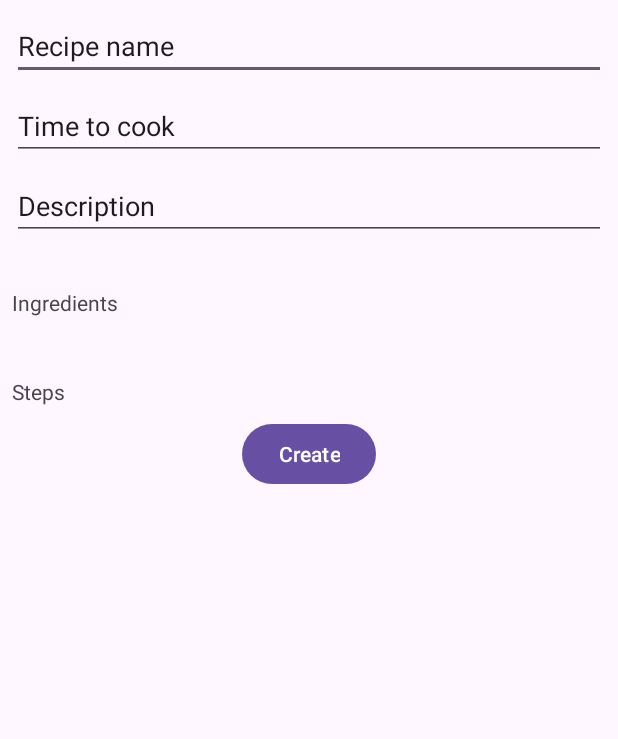
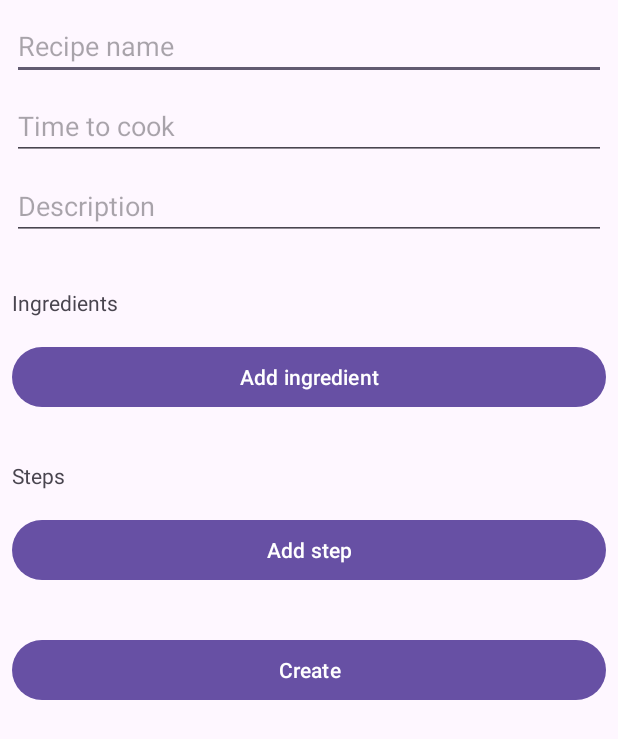
Before and after one commit to paolalenti/Book-of-recipes, an Android app: the fragment RecipeEditorFragment shown on its own in the app's theme, on a phone screen of 412 x 824 dp. Shown: the top 739 px of the screen. Run offline under Robolectric (Android 15) with nearby library versions, the phone set to English and light mode, and no system bars; our stand-ins replace Room's generated code; 2 statements that could not run were skipped.

Commit message:
Updated Ingredient db model Added singleton methods to RecipesDatabase Added editor fragment

```diff
--- a/app/src/main/java/com/example/bookofrecipes/data/db/RecipesDatabase.kt
+++ b/app/src/main/java/com/example/bookofrecipes/data/db/RecipesDatabase.kt
@@ -1,6 +1,8 @@
 package com.example.bookofrecipes.data.db
 
+import android.content.Context
 import androidx.room.Database
+import androidx.room.Room
 import androidx.room.RoomDatabase
 import com.example.bookofrecipes.data.dao.IngredientDao
 import com.example.bookofrecipes.data.dao.IngredientQuantityDao
@@ -23,4 +25,16 @@ abstract class RecipesDatabase : RoomDatabase() {
     abstract fun recipeStepDao(): RecipeStepDao
     abstract fun ingredientDao(): IngredientDao
     abstract fun ingredientQuantityDao(): IngredientQuantityDao
+
+    companion object {
+        @Volatile
+        private var instance: RecipesDatabase? = null
+
+        fun getInstance(context: Context): RecipesDatabase = instance ?: synchronized(this) {
+            instance ?: build(context).also { instance = it }
+        }
+
+        private fun build(context: Context): RecipesDatabase =
+            Room.databaseBuilder(context, RecipesDatabase::class.java, "recipes_db").allowMainThreadQueries().build()
+    }
 }
--- a/app/src/main/java/com/example/bookofrecipes/data/models/Ingredient.kt
+++ b/app/src/main/java/com/example/bookofrecipes/data/models/Ingredient.kt
@@ -2,8 +2,9 @@ package com.example.bookofrecipes.data.models
 
 import androidx.room.Entity
 import androidx.room.PrimaryKey
+import androidx.room.Index
 
-@Entity(tableName="ingredients")
+@Entity(tableName = "ingredients", indices = [Index(value = ["name"], unique = true)])
 data class Ingredient(
     @PrimaryKey(autoGenerate = true) val id: Long = 0,
     val name: String
--- a/app/src/main/java/com/example/bookofrecipes/fragments/HomeFragment.kt
+++ b/app/src/main/java/com/example/bookofrecipes/fragments/HomeFragment.kt
@@ -37,7 +37,11 @@ class HomeFragment : Fragment(R.layout.fragment_home) {
             )
             rvRecipe.adapter = adapter
             rvRecipe.layoutManager = LinearLayoutManager(requireContext())
-
+            btCreateNewRecipe.setOnClickListener {
+                findNavController().navigate(
+                    resId = R.id.action_homeFragment_to_recipeEditorFragment
+                )
+            }
         }
     }
 
--- a/app/src/main/java/com/example/bookofrecipes/fragments/RecipeEditorFragment.kt
+++ b/app/src/main/java/com/example/bookofrecipes/fragments/RecipeEditorFragment.kt
@@ -3,15 +3,42 @@ package com.example.bookofrecipes.fragments
 import android.os.Bundle
 import androidx.fragment.app.Fragment
 import android.view.View
+import androidx.recyclerview.widget.LinearLayoutManager
 import com.example.bookofrecipes.R
+import com.example.bookofrecipes.data.db.RecipesDatabase
 import com.example.bookofrecipes.databinding.FragmentRecipeEditorBinding
+import com.example.bookofrecipes.recyclers.editor.ingredient.IngredientQuantityFormData
+import com.example.bookofrecipes.recyclers.editor.ingredient.IngredientsListAdapter
+import com.example.bookofrecipes.recyclers.editor.step.StepsListAdapter
 
 
 class RecipeEditorFragment : Fragment(R.layout.fragment_recipe_editor) {
     private var binding: FragmentRecipeEditorBinding? = null
+    private lateinit var db: RecipesDatabase
+    private lateinit var ingredientsAdapter: IngredientsListAdapter
+    private lateinit var stepsAdapter: StepsListAdapter
+
+    override fun onCreate(savedInstanceState: Bundle?) {
+        super.onCreate(savedInstanceState)
+        db = RecipesDatabase.getInstance(requireContext())
+        ingredientsAdapter = IngredientsListAdapter(items = arrayListOf<IngredientQuantityFormData>(), db = db)
+        stepsAdapter = StepsListAdapter(items = arrayListOf<String?>())
+    }
 
     override fun onViewCreated(view: View, savedInstanceState: Bundle?) {
         super.onViewCreated(view, savedInstanceState)
         binding = FragmentRecipeEditorBinding.bind(view)
+        binding?.run {
+            rvIngredients.adapter = ingredientsAdapter
+            rvIngredients.layoutManager = LinearLayoutManager(context)
+            btAddIngredient.setOnClickListener {
+                ingredientsAdapter.add()
+            }
+            rvSteps.layoutManager = LinearLayoutManager(context)
+            rvSteps.adapter = stepsAdapter
+            btAddStep.setOnClickListener {
+                stepsAdapter.add()
+            }
+        }
     }
 }
--- /dev/null
+++ b/app/src/main/java/com/example/bookofrecipes/recyclers/editor/ingredient/IngredientQuantityFormData.kt
@@ -0,0 +1,6 @@
+package com.example.bookofrecipes.recyclers.editor.ingredient
+
+data class IngredientQuantityFormData(
+    var name: String = "",
+    var quantity: String? = null
+)
--- /dev/null
+++ b/app/src/main/java/com/example/bookofrecipes/recyclers/editor/ingredient/IngredientsListAdapter.kt
@@ -0,0 +1,79 @@
+package com.example.bookofrecipes.recyclers.editor.ingredient
+
+import android.view.LayoutInflater
+import android.view.ViewGroup
+import androidx.recyclerview.widget.ItemTouchHelper
+import androidx.recyclerview.widget.RecyclerView
+import com.example.bookofrecipes.data.db.RecipesDatabase
+import com.example.bookofrecipes.data.models.IngredientQuantity
+import com.example.bookofrecipes.databinding.ItemEditorIngredientBinding
+import com.example.bookofrecipes.recyclers.editor.step.StepHolder
+
+class IngredientsListAdapter(
+    private var items: ArrayList<IngredientQuantityFormData>, private val db: RecipesDatabase
+) : RecyclerView.Adapter<IngredientHolder>() {
+    private var view: RecyclerView? = null
+
+    private val inputTouchHelper = ItemTouchHelper(object : ItemTouchHelper.SimpleCallback(
+        ItemTouchHelper.UP or ItemTouchHelper.DOWN, ItemTouchHelper.LEFT
+    ) {
+        override fun onMove(
+            recyclerView: RecyclerView,
+            viewHolder: RecyclerView.ViewHolder,
+            target: RecyclerView.ViewHolder
+        ): Boolean {
+            val viewIndex = viewHolder.adapterPosition
+            val targetIndex = target.adapterPosition
+            items[viewIndex] = items[targetIndex].also { items[targetIndex] = items[viewIndex] }
+            notifyItemMoved(viewIndex, targetIndex)
+            return true
+        }
+
+        override fun onSwiped(viewHolder: RecyclerView.ViewHolder, direction: Int) {
+            items.removeAt(viewHolder.adapterPosition)
+            notifyItemRemoved(viewHolder.adapterPosition)
+            (viewHolder as IngredientHolder).clear()
+        }
+    })
+
+    override fun onAttachedToRecyclerView(recyclerView: RecyclerView) {
+        super.onAttachedToRecyclerView(recyclerView)
+        view = recyclerView
+        inputTouchHelper.attachToRecyclerView(recyclerView)
+    }
+
+    override fun onCreateViewHolder(parent: ViewGroup, viewType: Int): IngredientHolder =
+        IngredientHolder(binding = ItemEditorIngredientBinding.inflate(
+            LayoutInflater.from(parent.context), parent, false
+        ), db = db, onNameChanged = { it: Int, text: String? ->
+            if (it < items.size)
+                items[it].name = text.orEmpty()
+
+        }, onQuantityChanged = { it: Int, text: String? ->
+            if (it < items.size)
+                items[it].quantity = text
+        })
+
+    fun add() {
+        val newIt = items.size
+        items.add(IngredientQuantityFormData())
+        notifyItemInserted(newIt)
+    }
+
+    fun addItemsToDb(recipeId: Long) {
+        items.map {
+            val ingredient = db.ingredientDao().getByName(it.name)
+            db.ingredientQuantityDao().insert(
+                IngredientQuantity(
+                    recipeId = recipeId, ingredientId = ingredient.id, quantity = it.quantity
+                )
+            )
+        }
+    }
+
+    override fun getItemCount(): Int = items.size
+
+    override fun onBindViewHolder(holder: IngredientHolder, position: Int) {
+        holder.onBind(position, items.elementAtOrNull(position))
+    }
+}
--- /dev/null
+++ b/app/src/main/res/drawable/baseline_drag_indicator_24.xml
@@ -0,0 +1,5 @@
+<vector xmlns:android="http://schemas.android.com/apk/res/android" android:height="24dp" android:tint="#000000" android:viewportHeight="24" android:viewportWidth="24" android:width="24dp">
+
+    <path android:fillColor="@android:color/white" android:pathData="M11,18c0,1.1 -0.9,2 -2,2s-2,-0.9 -2,-2 0.9,-2 2,-2 2,0.9 2,2zM9,10c-1.1,0 -2,0.9 -2,2s0.9,2 2,2 2,-0.9 2,-2 -0.9,-2 -2,-2zM9,4c-1.1,0 -2,0.9 -2,2s0.9,2 2,2 2,-0.9 2,-2 -0.9,-2 -2,-2zM15,8c1.1,0 2,-0.9 2,-2s-0.9,-2 -2,-2 -2,0.9 -2,2 0.9,2 2,2zM15,10c-1.1,0 -2,0.9 -2,2s0.9,2 2,2 2,-0.9 2,-2 -0.9,-2 -2,-2zM15,16c-1.1,0 -2,0.9 -2,2s0.9,2 2,2 2,-0.9 2,-2 -0.9,-2 -2,-2z"/>
+
+</vector>
--- a/app/src/main/res/layout/fragment_home.xml
+++ b/app/src/main/res/layout/fragment_home.xml
@@ -30,7 +30,7 @@
         tools:listitem="@layout/item_recipe" />
 
     <androidx.appcompat.widget.AppCompatButton
-        android:id="@+id/button"
+        android:id="@+id/btCreateNewRecipe"
         android:layout_width="56dp"
         android:layout_height="56dp"
         android:text="@string/main_menu_add_button"
--- a/app/src/main/res/layout/fragment_recipe_editor.xml
+++ b/app/src/main/res/layout/fragment_recipe_editor.xml
@@ -4,6 +4,7 @@
     xmlns:tools="http://schemas.android.com/tools"
     android:layout_width="match_parent"
     android:layout_height="match_parent">
+
     <androidx.constraintlayout.widget.ConstraintLayout
         android:id="@+id/clEditorLayout"
         android:layout_width="match_parent"
@@ -17,9 +18,9 @@
             android:layout_height="wrap_content"
             android:layout_margin="8dp"
             android:ems="10"
+            android:hint="@string/editor_recipe_name"
             android:importantForAutofill="no"
             android:inputType="text"
-            android:text="@string/editor_recipe_name"
             app:layout_constraintEnd_toEndOf="parent"
             app:layout_constraintStart_toStartOf="parent"
             app:layout_constraintTop_toTopOf="parent"
@@ -31,9 +32,9 @@
             android:layout_height="wrap_content"
             android:layout_margin="8dp"
             android:ems="10"
+            android:hint="@string/editor_recipe_time"
             android:importantForAutofill="no"
             android:inputType="text"
-            android:text="@string/editor_recipe_time"
             app:layout_constraintEnd_toEndOf="parent"
             app:layout_constraintStart_toStartOf="parent"
             app:layout_constraintTop_toBottomOf="@id/et_recipe_name"
@@ -45,9 +46,9 @@
             android:layout_height="wrap_content"
             android:layout_margin="8dp"
             android:ems="10"
+            android:hint="@string/editor_recipe_description"
             android:importantForAutofill="no"
             android:inputType="textMultiLine"
-            android:text="@string/editor_recipe_description"
             app:layout_constraintEnd_toEndOf="parent"
             app:layout_constraintStart_toStartOf="parent"
             app:layout_constraintTop_toBottomOf="@id/et_recipe_time"
@@ -75,6 +76,16 @@
             app:layout_constraintTop_toBottomOf="@+id/tv_ingredients_label"
             tools:listitem="@layout/item_editor_ingredient" />
 
+        <Button
+            android:id="@+id/bt_add_ingredient"
+            android:layout_margin="8dp"
+            android:layout_width="0dp"
+            android:layout_height="wrap_content"
+            android:text="@string/editor_add_ingredient"
+            app:layout_constraintEnd_toEndOf="parent"
+            app:layout_constraintStart_toStartOf="parent"
+            app:layout_constraintTop_toBottomOf="@id/rv_ingredients" />
+
         <TextView
             android:id="@+id/tv_steps_label"
             android:layout_width="0dp"
@@ -84,9 +95,10 @@
             android:text="@string/editor_steps_label"
             app:layout_constraintEnd_toEndOf="parent"
             app:layout_constraintStart_toStartOf="parent"
-            app:layout_constraintTop_toBottomOf="@id/rv_ingredients" />
+            app:layout_constraintTop_toBottomOf="@id/bt_add_ingredient" />
 
         <androidx.recyclerview.widget.RecyclerView
+            tools:listitem="@layout/item_editor_step"
             android:id="@+id/rv_steps"
             android:layout_width="0dp"
             android:layout_height="wrap_content"
@@ -96,13 +108,25 @@
             app:layout_constraintTop_toBottomOf="@+id/tv_steps_label" />
 
         <Button
+            android:id="@+id/bt_add_step"
+            android:layout_margin="8dp"
+            android:layout_width="0dp"
+            android:layout_height="wrap_content"
+            android:text="@string/editor_add_step"
+            app:layout_constraintEnd_toEndOf="parent"
+            app:layout_constraintStart_toStartOf="parent"
+            app:layout_constraintTop_toBottomOf="@id/rv_steps" />
+
+        <Button
             android:id="@+id/bt_create"
-            android:layout_width="wrap_content"
+            android:layout_marginHorizontal="8dp"
+            android:layout_marginTop="32dp"
+            android:layout_width="0dp"
             android:layout_height="wrap_content"
             android:text="@string/editor_create_recipe"
             app:layout_constraintEnd_toEndOf="parent"
             app:layout_constraintStart_toStartOf="parent"
-            app:layout_constraintTop_toBottomOf="@+id/rv_steps" />
+            app:layout_constraintTop_toBottomOf="@+id/bt_add_step" />
 
     </androidx.constraintlayout.widget.ConstraintLayout>
 </ScrollView>
--- a/app/src/main/res/values/strings.xml
+++ b/app/src/main/res/values/strings.xml
@@ -24,4 +24,8 @@
     <string name="editor_ingredient">Ingredient</string>
     <string name="editor_ingredient_quantity">Quantity</string>
     <string name="editor_delete_ingredient">Delete ingredient</string>
+    <string name="editor_add_ingredient">Add ingredient</string>
+    <string name="editor_drag_indicator">Drag indicator</string>
+    <string name="editor_add_step">Add step</string>
+    <string name="editor_step_number_format" translatable="false">%1$d.</string>
 </resources>
```
Also changed, not shown: app/src/main/java/com/example/bookofrecipes/data/dao/IngredientDao.kt (+15 -0 lines), app/src/main/java/com/example/bookofrecipes/recyclers/editor/ingredient/IngredientHolder.kt (added, +43 -0 lines), app/src/main/java/com/example/bookofrecipes/recyclers/editor/step/StepHolder.kt (added, +44 -0 lines), app/src/main/java/com/example/bookofrecipes/recyclers/editor/step/StepsListAdapter.kt (added, +95 -0 lines), app/src/main/res/layout/item_editor_step.xml (added, +42 -0 lines), app/src/main/res/navigation/main_graph.xml (+7 -0 lines), 1 other file.
